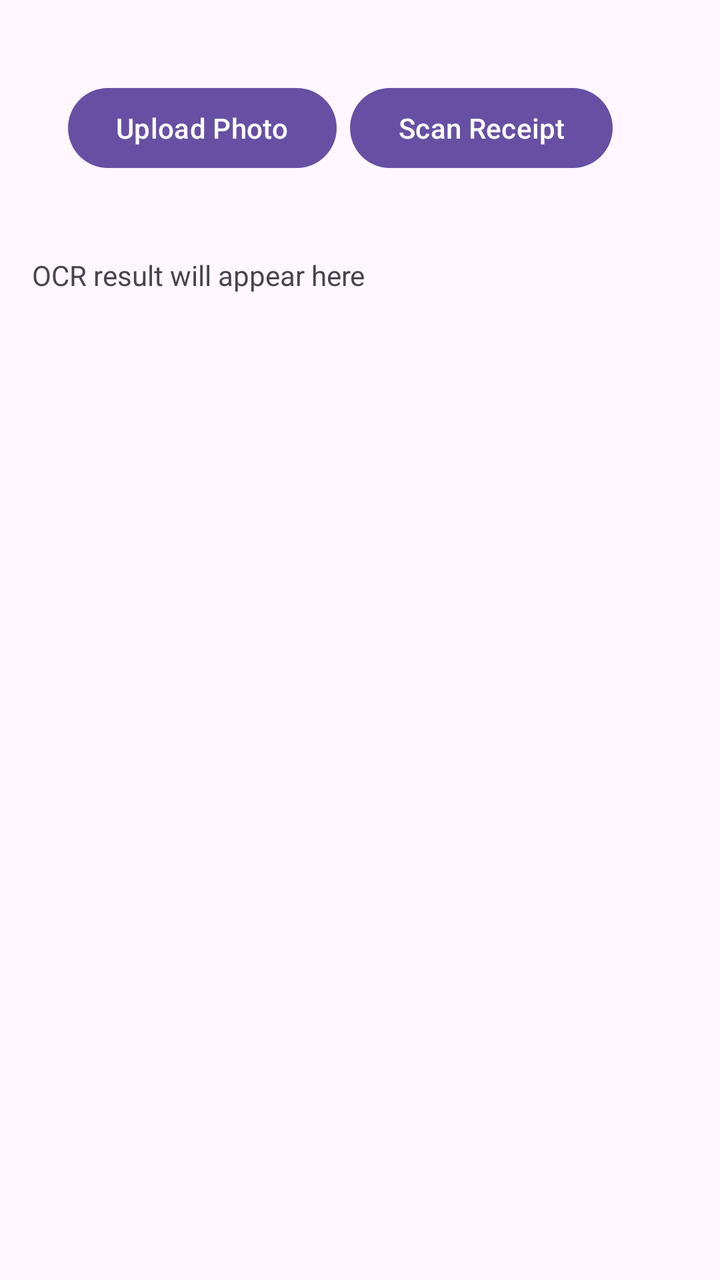
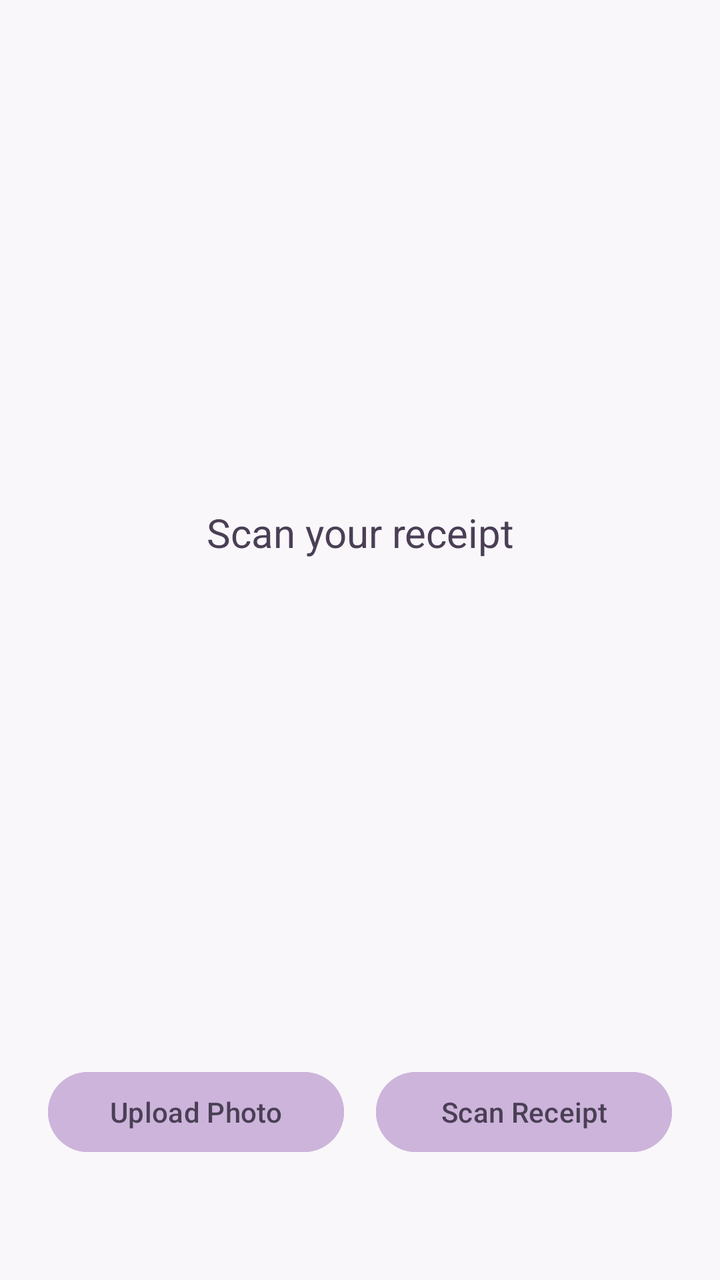

Before-and-after screenshots of an Android layout around one commit, followed by the original layout XML and the change that was made.
<!-- AndroidManifest.xml: application theme Theme.WatchYourWallet -->
<!-- res/layout/activity_main.xml -->
<?xml version="1.0" encoding="utf-8"?>
<androidx.constraintlayout.widget.ConstraintLayout xmlns:android="http://schemas.android.com/apk/res/android"
    xmlns:app="http://schemas.android.com/apk/res-auto"
    xmlns:tools="http://schemas.android.com/tools"
    android:id="@+id/main"
    android:layout_width="match_parent"
    android:layout_height="match_parent"
    tools:context=".MainActivity">

    <Button
        android:id="@+id/btnGallery"
        android:layout_width="wrap_content"
        android:layout_height="wrap_content"
        android:layout_marginTop="40dp"
        android:text="Upload Photo"
        app:layout_constraintEnd_toEndOf="parent"
        app:layout_constraintHorizontal_bias="0.151"
        app:layout_constraintStart_toStartOf="parent"
        app:layout_constraintTop_toTopOf="parent" />

    <Button
        android:id="@+id/btnTakePhoto"
        android:layout_width="wrap_content"
        android:layout_height="wrap_content"
        android:layout_margin="40dp"
        android:layout_marginTop="48dp"
        android:text="Scan Receipt"
        app:layout_constraintEnd_toEndOf="parent"
        app:layout_constraintHorizontal_bias="0.907"
        app:layout_constraintStart_toStartOf="parent"
        app:layout_constraintTop_toTopOf="parent" />

    <TextView
        android:id="@+id/textViewResult"
        android:layout_width="0dp"
        android:layout_height="wrap_content"
        android:text="OCR result will appear here"
        android:padding="16dp"
        app:layout_constraintTop_toBottomOf="@id/btnGallery"
        app:layout_constraintStart_toStartOf="parent"
        app:layout_constraintEnd_toEndOf="parent"
        android:layout_marginTop="24dp" />

</androidx.constraintlayout.widget.ConstraintLayout>
<!-- resources referenced by this layout -->
<resources>
  <style name="Theme.WatchYourWallet" parent="Base.Theme.WatchYourWallet" />
  <style name="Base.Theme.WatchYourWallet" parent="Theme.Material3.DayNight.NoActionBar">
          
          
      </style>
</resources>

<!-- the commit's change to res/layout/activity_main.xml (unified diff, before → after) -->
@@ -5,40 +5,49 @@
     android:id="@+id/main"
     android:layout_width="match_parent"
     android:layout_height="match_parent"
+    android:background="#FAF7FB"
     tools:context=".MainActivity">
-
-    <Button
-        android:id="@+id/btnGallery"
-        android:layout_width="wrap_content"
-        android:layout_height="wrap_content"
-        android:layout_marginTop="40dp"
-        android:text="Upload Photo"
-        app:layout_constraintEnd_toEndOf="parent"
-        app:layout_constraintHorizontal_bias="0.151"
-        app:layout_constraintStart_toStartOf="parent"
-        app:layout_constraintTop_toTopOf="parent" />
-
-    <Button
-        android:id="@+id/btnTakePhoto"
-        android:layout_width="wrap_content"
-        android:layout_height="wrap_content"
-        android:layout_margin="40dp"
-        android:layout_marginTop="48dp"
-        android:text="Scan Receipt"
-        app:layout_constraintEnd_toEndOf="parent"
-        app:layout_constraintHorizontal_bias="0.907"
-        app:layout_constraintStart_toStartOf="parent"
-        app:layout_constraintTop_toTopOf="parent" />
 
     <TextView
         android:id="@+id/textViewResult"
         android:layout_width="0dp"
         android:layout_height="wrap_content"
-        android:text="OCR result will appear here"
+        android:text="Scan your receipt"
         android:padding="16dp"
-        app:layout_constraintTop_toBottomOf="@id/btnGallery"
+        android:gravity="center"
+        android:textSize="20sp"
+        android:textColor="@color/dark_text"
+        app:layout_constraintTop_toTopOf="parent"
+        app:layout_constraintBottom_toTopOf="@id/btnGallery"
         app:layout_constraintStart_toStartOf="parent"
-        app:layout_constraintEnd_toEndOf="parent"
-        android:layout_marginTop="24dp" />
+        app:layout_constraintEnd_toEndOf="parent"/>
+
+    <Button
+        android:id="@+id/btnGallery"
+        android:layout_width="0dp"
+        android:layout_height="wrap_content"
+        android:text="Upload Photo"
+        android:layout_marginStart="24dp"
+        android:layout_marginEnd="8dp"
+        android:layout_marginBottom="60dp"
+        android:backgroundTint="@color/pastel_purple"
+        android:textColor="@color/dark_text"
+        app:layout_constraintBottom_toBottomOf="parent"
+        app:layout_constraintStart_toStartOf="parent"
+        app:layout_constraintEnd_toStartOf="@id/btnTakePhoto"/>
+
+    <Button
+        android:id="@+id/btnTakePhoto"
+        android:layout_width="0dp"
+        android:layout_height="wrap_content"
+        android:text="Scan Receipt"
+        android:layout_marginStart="8dp"
+        android:layout_marginEnd="24dp"
+        android:layout_marginBottom="60dp"
+        android:backgroundTint="@color/pastel_purple"
+        android:textColor="@color/dark_text"
+        app:layout_constraintBottom_toBottomOf="parent"
+        app:layout_constraintStart_toEndOf="@id/btnGallery"
+        app:layout_constraintEnd_toEndOf="parent"/>
 
 </androidx.constraintlayout.widget.ConstraintLayout>
<!-- resource entries referenced after the edit -->
@@ -1,5 +1,7 @@
 <!-- resources referenced by this layout -->
 <resources>
+  <color name="dark_text">#4A3F55</color>
+  <color name="pastel_purple">#CDB4DB</color>
   <style name="Theme.WatchYourWallet" parent="Base.Theme.WatchYourWallet" />
   <style name="Base.Theme.WatchYourWallet" parent="Theme.Material3.DayNight.NoActionBar">
           
